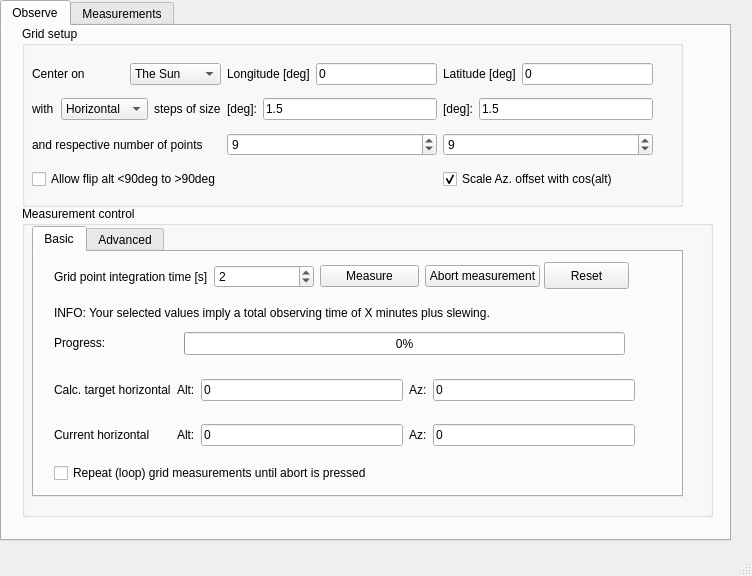
varenius/salsa, file Control_program/SALSA_mapper_UI.ui: the form before one commit.
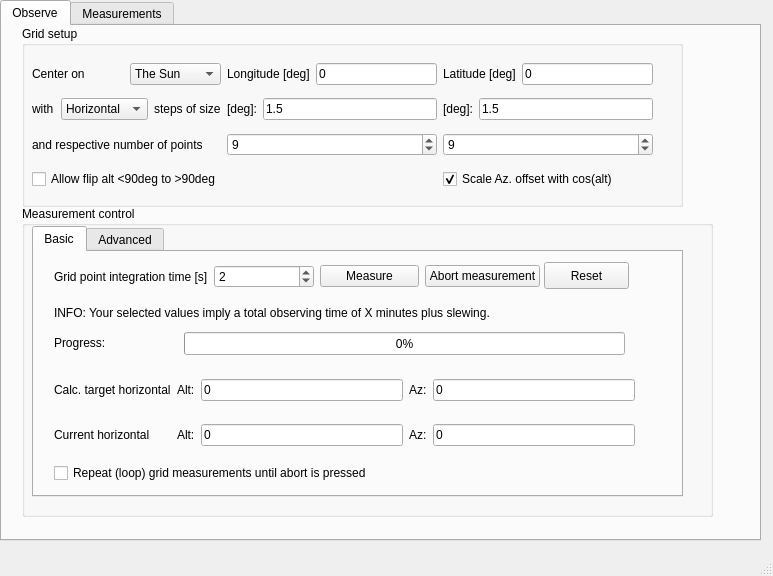
The form after the commit.

Diff of the .ui file:
```diff
--- a/Control_program/SALSA_mapper_UI.ui
+++ b/Control_program/SALSA_mapper_UI.ui
@@ -6,7 +6,7 @@
    <rect>
     <x>0</x>
     <y>0</y>
-    <width>752</width>
+    <width>773</width>
     <height>576</height>
    </rect>
   </property>
@@ -19,7 +19,7 @@
      <rect>
       <x>0</x>
       <y>0</y>
-      <width>731</width>
+      <width>761</width>
       <height>541</height>
      </rect>
     </property>
```
Left out of the diff: 2 changed lines with no effect on the pictures.
